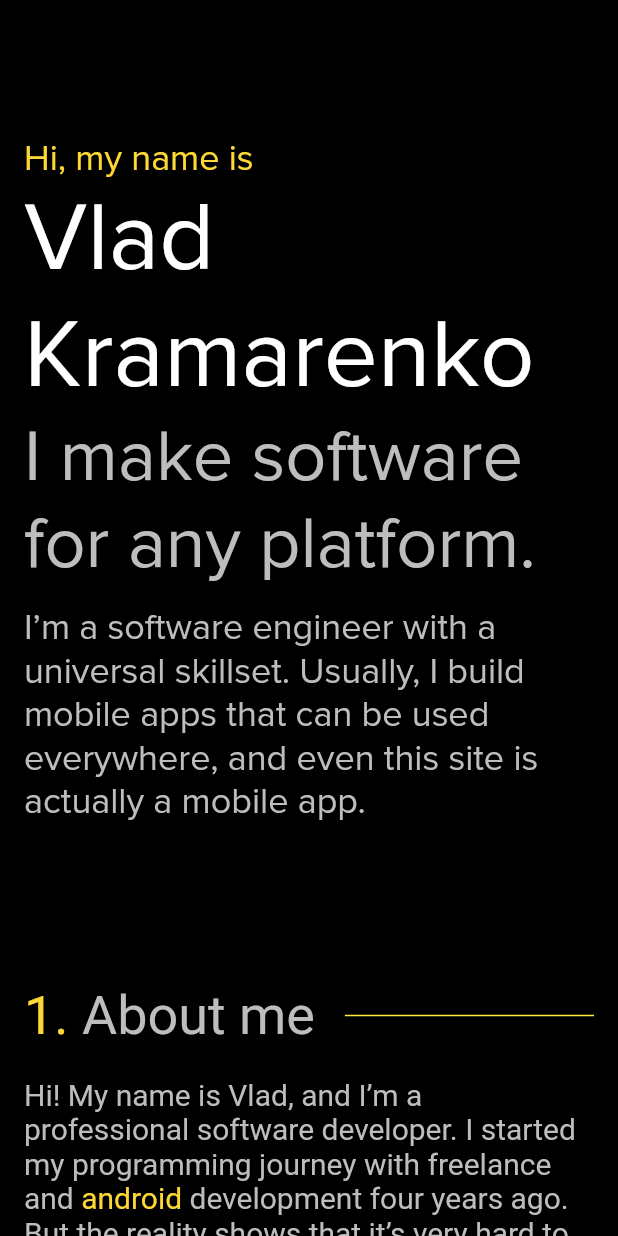
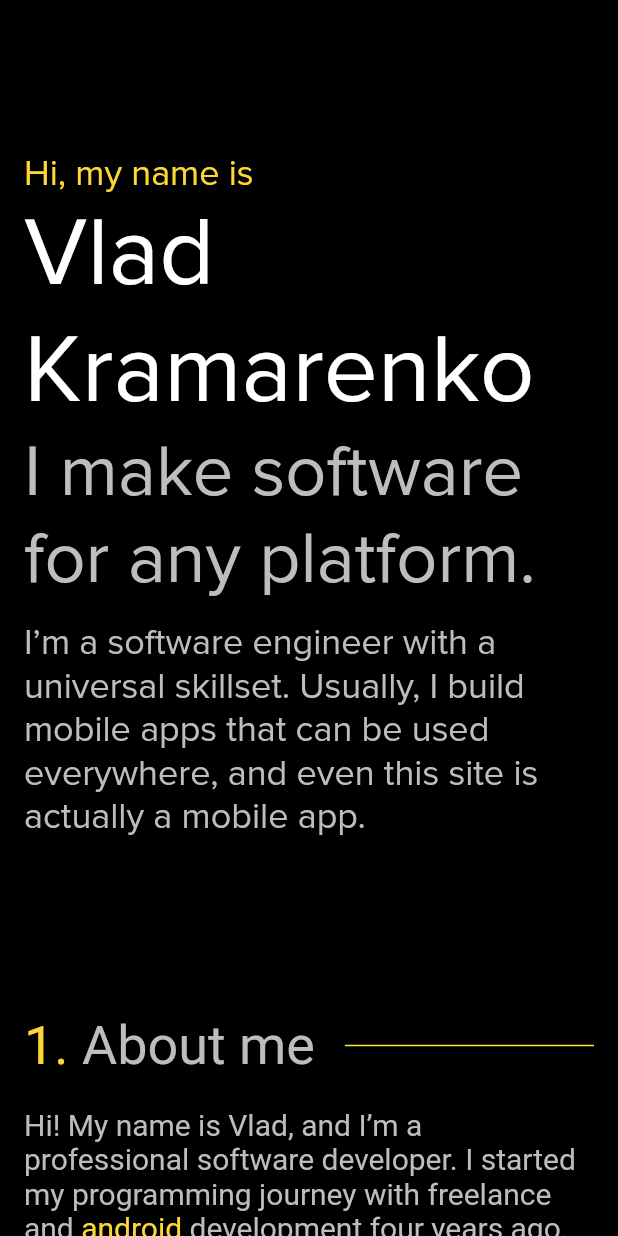
Before and after one commit to vkram2711/Resume, a Flutter app: the screen it shows after launch, on a phone screen of 412 x 824 dp. Run offline on Flutter 3.47's test engine with Material 2 defaults, Android fonts, the light colour scheme and no system bars; our stand-ins replace flutter_svg.

Commit message:
change height

```diff
--- a/lib/mobile_screen.dart
+++ b/lib/mobile_screen.dart
@@ -11,12 +11,12 @@ import 'package:resume/widgets/inherited/upwork_inherited.dart';
 class MobileScreen extends StatefulWidget {
   late ScrollController scrollController;
   final Function updatePage;
-
+  final maxHeight = 660.0;
   //for some reason flutter want it like this or will throw callback for "ext.flutter.inspector.getRootWidgetSummaryTree"
   MobileScreen(double page, double maxHeight, this.updatePage, {Key? key})
       : super(key: key) {
     //this.maxHeight = maxHeight > 605 ? maxHeight : 605;
-    scrollController = ScrollController(initialScrollOffset: page * 640);
+    scrollController = ScrollController(initialScrollOffset: page * maxHeight);
   }
 
   /*
@@ -42,25 +42,25 @@ class _MobileScreenState extends State<MobileScreen> {
   @override
   Widget build(BuildContext context) {
     final pages = [
-      const SizedBox(
-          height: 640,
-          child: Padding(padding: EdgeInsets.all(16), child: IntroPage())),
-      const SizedBox(
-          height: 640,
-          child: Padding(padding: EdgeInsets.all(16), child: AboutPage())),
+      SizedBox(
+          height: widget.maxHeight,
+          child: const Padding(padding: EdgeInsets.all(16), child: IntroPage())),
+      SizedBox(
+          height: widget.maxHeight,
+          child: const Padding(padding: EdgeInsets.all(16), child: AboutPage())),
       //SizedBox(height: widget.maxHeight, child: const Padding(padding: EdgeInsets.all(16), child: PortfolioPage())),
       SizedBox(
-          height: 640,
+          height: widget.maxHeight,
           child: Padding(padding: const EdgeInsets.all(16), child: WorkPage())),
       //SizedBox(height: widget.maxHeight, child: const Padding(padding: EdgeInsets.all(16), child: AchievementsPage())),
       if (!UpworkInherited.of(context).upworkMode)
-        const SizedBox(
-            height: 640,
-            child: Padding(padding: EdgeInsets.all(16), child: ContactPage()))
+        SizedBox(
+            height: widget.maxHeight,
+            child: const Padding(padding: EdgeInsets.all(16), child: ContactPage()))
     ];
 
     widget.scrollController.addListener(() {
-      widget.updatePage(widget.scrollController.offset / 640);
+      widget.updatePage(widget.scrollController.offset / widget.maxHeight);
     });
 
     return ResumeInherited(
```
